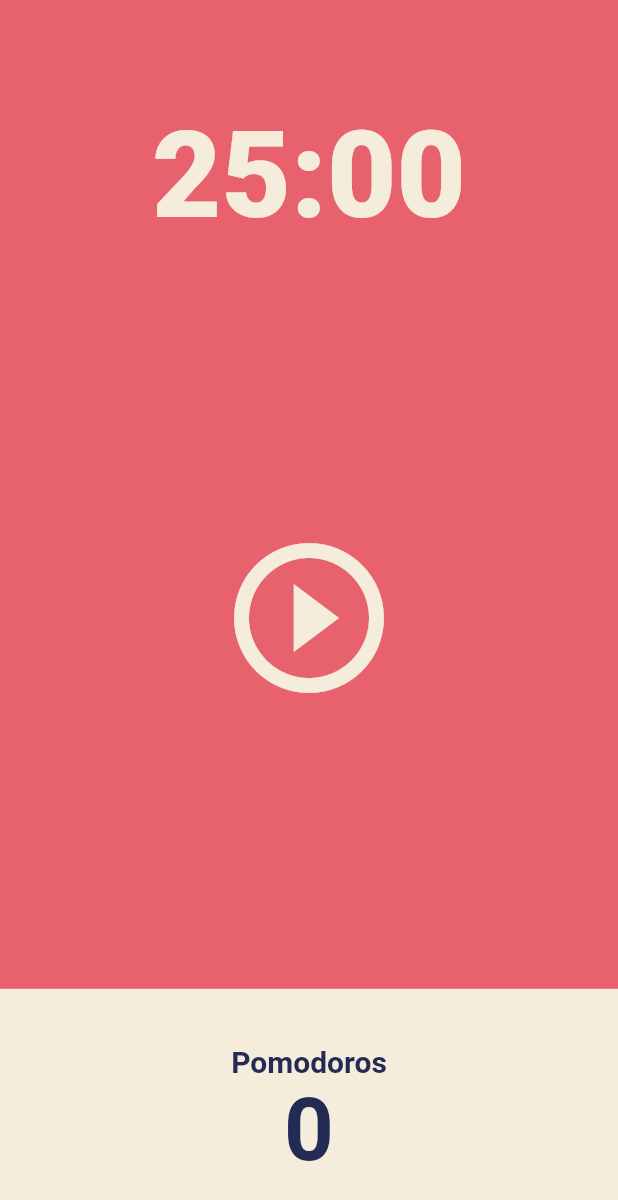
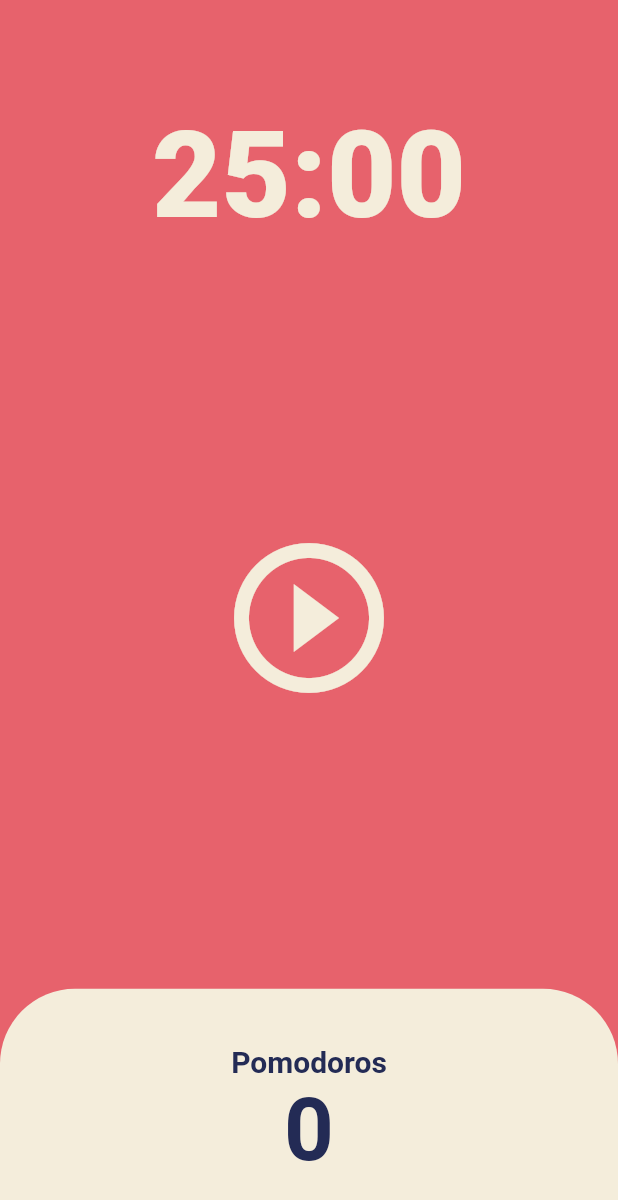
Before and after one commit to euisuh15/FlutterPomodoro, a Flutter app: the screen it shows after launch, on a phone screen of 412 x 824 dp. Shown: the top 1200 px of the screen. Run offline on Flutter 3.47's test engine with Material 2 defaults, Android fonts, the phone set to English and light mode, and no system bars.

Commit message:
add border radius on home screen

```diff
--- a/lib/ui/home_screen.dart
+++ b/lib/ui/home_screen.dart
@@ -47,6 +47,9 @@ class _HomeScreenState extends State<HomeScreen> {
                   child: Container(
                     decoration: BoxDecoration(
                       color: Theme.of(context).cardColor,
+                      borderRadius: const BorderRadius.only(
+                          topRight: Radius.circular(50),
+                          topLeft: Radius.circular(50)),
                     ),
                     child: Column(
                       mainAxisAlignment: MainAxisAlignment.center,
```
